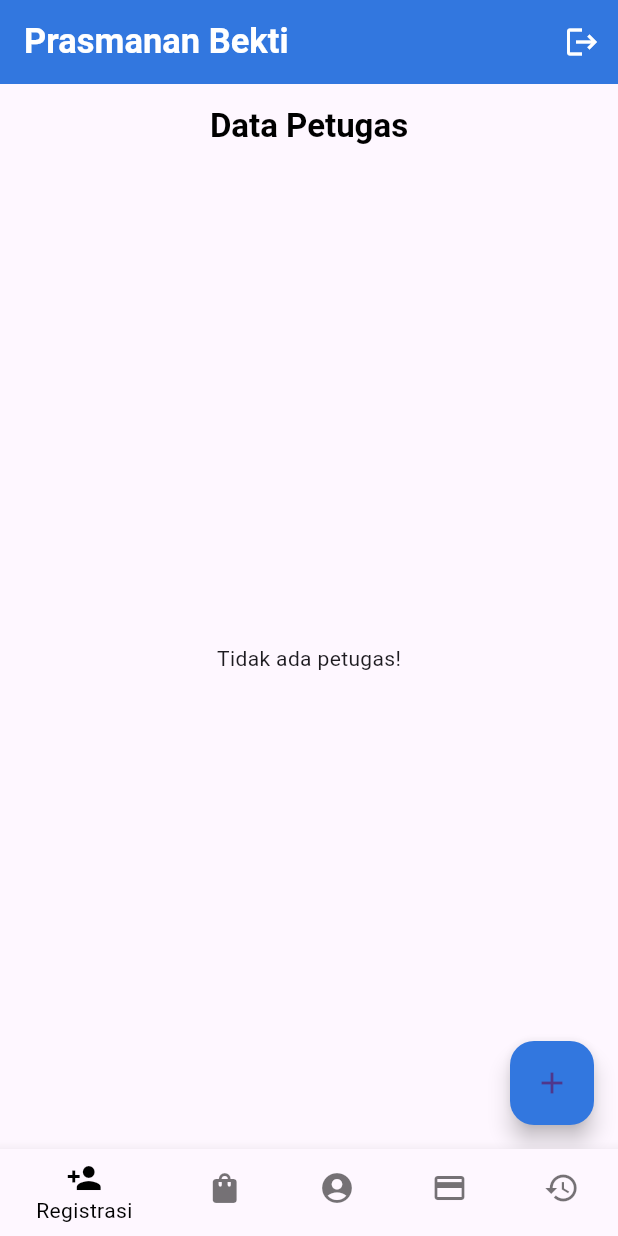
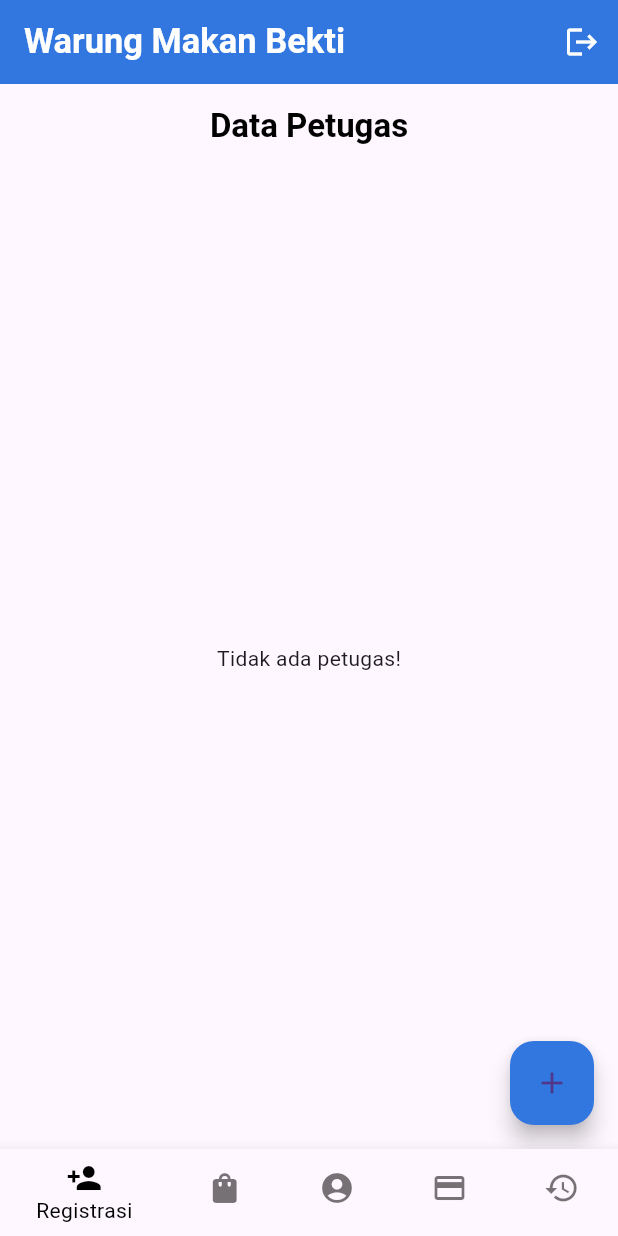
Before and after one commit to citrarpl2/ukk_2025, a Flutter app: the HomePage screen opened directly, on a phone screen of 412 x 824 dp. Run offline on Flutter 3.47's test engine with Material 3 defaults, Android fonts, the phone set to English and light mode, and no system bars; our stand-ins replace supabase_flutter; accounts and stored records are empty; Roboto replaces fonts that are missing (Poppins).

```diff
--- a/lib/home.dart
+++ b/lib/home.dart
@@ -1,5 +1,4 @@
 import 'package:flutter/material.dart';
-import 'package:supabase_flutter/supabase_flutter.dart';
 import 'login.dart';
 import 'produk.dart';
 import 'pelanggan.dart';
@@ -29,7 +28,7 @@ class _HomePageState extends State<HomePage> {
       appBar: AppBar(
         backgroundColor:Color.fromARGB(255, 50, 119, 223),
         title: const Text(
-          'Prasmanan Bekti',
+          'Warung Makan Bekti',
           style: TextStyle(
             color: Colors.white,
             fontFamily: 'Poppins',
--- a/lib/main.dart
+++ b/lib/main.dart
@@ -1,8 +1,6 @@
 import 'package:flutter/material.dart';
 import 'package:supabase_flutter/supabase_flutter.dart';
 import 'login.dart';
-import 'home.dart';
-
 
 Future<void> main() async {
   await Supabase.initialize(
--- a/lib/pelanggan.dart
+++ b/lib/pelanggan.dart
@@ -1,6 +1,5 @@
 import 'package:flutter/material.dart';
 import 'package:supabase_flutter/supabase_flutter.dart';
-import 'home.dart';
 
 class PelangganPage extends StatefulWidget {
   const PelangganPage({Key? key}) : super(key: key);
--- a/lib/riwayat.dart
+++ b/lib/riwayat.dart
@@ -1,6 +1,5 @@
 import 'package:flutter/material.dart';
 import 'package:supabase_flutter/supabase_flutter.dart';
-import 'home.dart';
 
 class RiwayatPage extends StatefulWidget {
 
```
